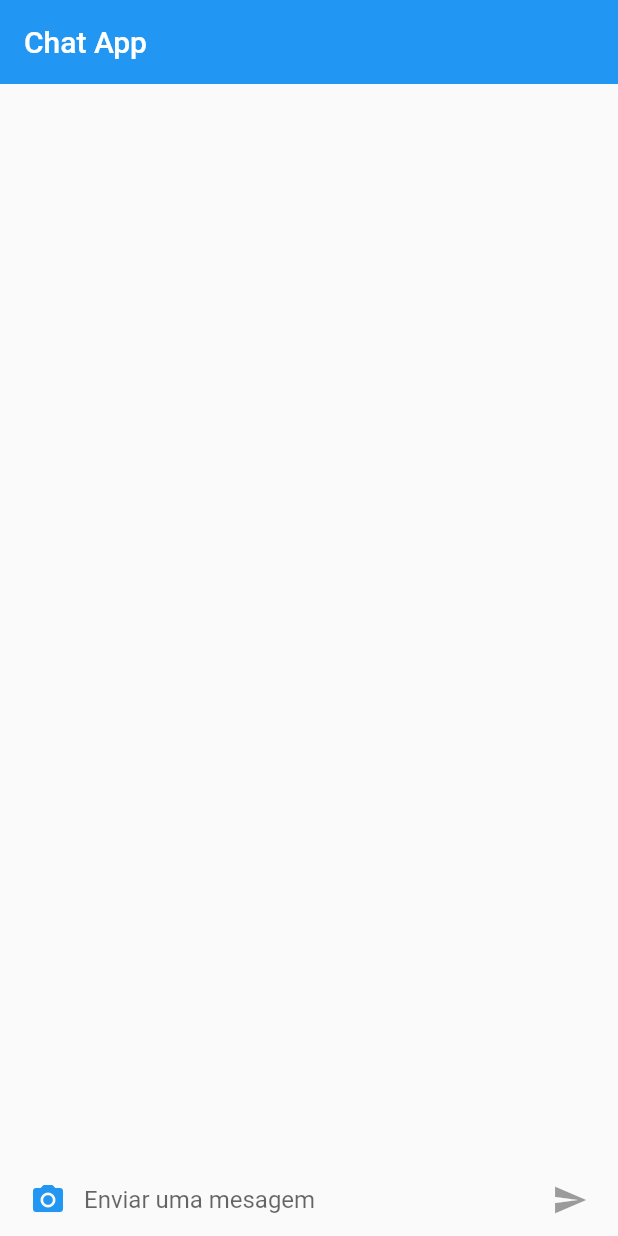
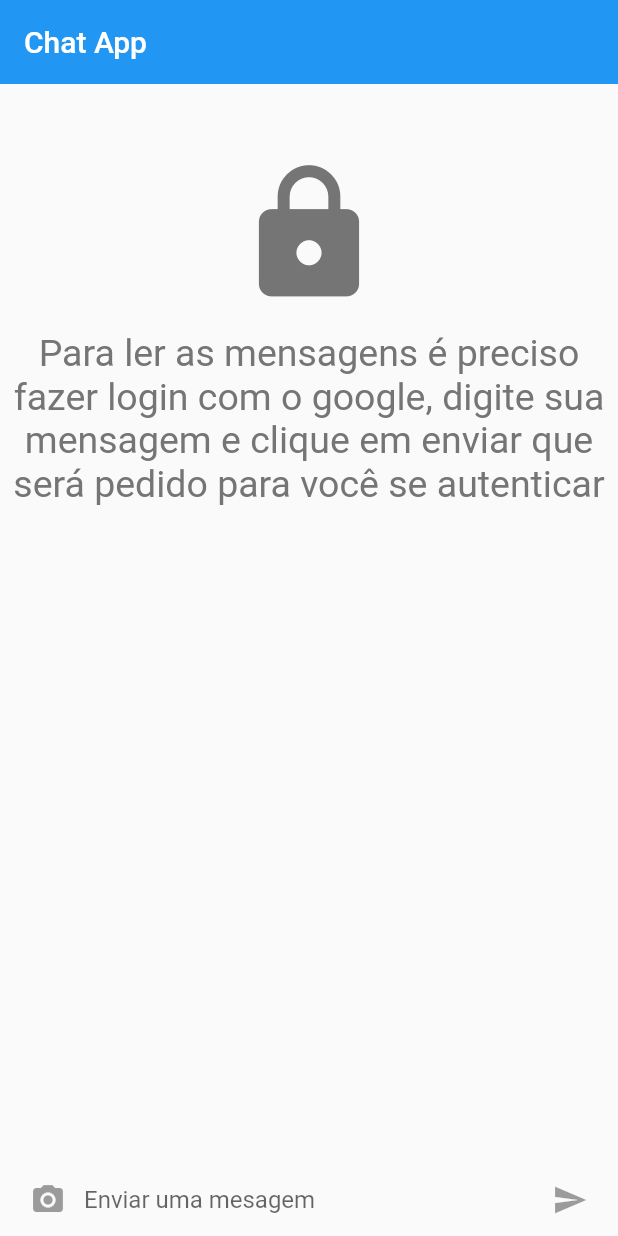
Before and after one commit to matheusTA/chat_online_flutter, a Flutter app: the screen it shows after launch, on a phone screen of 412 x 824 dp. Run offline on Flutter 3.47's test engine with Material 2 defaults, Android fonts, the phone set to English and light mode, and no system bars; our stand-ins replace cloud_firestore, firebase_auth, firebase_storage, google_sign_in, image_picker; accounts and stored records are empty.

Commit message:
Adjust in layout

```diff
--- a/lib/app/screens/chat_screen.dart
+++ b/lib/app/screens/chat_screen.dart
@@ -1,7 +1,7 @@
 import 'dart:io';
 
-import 'package:chat_online_flutter/app/components/message_component.dart';
-import 'package:chat_online_flutter/app/components/text_component.dart';
+import 'package:chat_online_flutter/app/widgets/message.dart';
+import 'package:chat_online_flutter/app/widgets/textInput.dart';
 import 'package:cloud_firestore/cloud_firestore.dart';
 import 'package:firebase_auth/firebase_auth.dart';
 import 'package:firebase_storage/firebase_storage.dart';
@@ -98,6 +98,30 @@ class _ChatScreenState extends State<ChatScreen> {
     Firestore.instance.collection("messages").add(data);
   }
 
+  Widget _showMessages(
+      BuildContext context, AsyncSnapshot<QuerySnapshot> snapshot) {
+    switch (snapshot.connectionState) {
+      case ConnectionState.none:
+      case ConnectionState.waiting:
+        return Center(
+          child: CircularProgressIndicator(),
+        );
+        break;
+      default:
+        List<DocumentSnapshot> documents =
+            snapshot.data.documents.reversed.toList();
+
+        return ListView.builder(
+            itemCount: documents.length,
+            reverse: true,
+            itemBuilder: (context, index) {
+              return Message(
+                  data: documents[index].data,
+                  mine: documents[index].data["uid"] == _currentUser?.uid);
+            });
+    }
+  }
+
   @override
   Widget build(BuildContext context) {
     return Scaffold(
@@ -123,37 +147,39 @@ class _ChatScreenState extends State<ChatScreen> {
         ),
         body: Column(
           children: <Widget>[
-            Expanded(
-                child: StreamBuilder<QuerySnapshot>(
-                    stream: Firestore.instance
-                        .collection("messages")
-                        .orderBy("time")
-                        .snapshots(),
-                    builder: (context, snapshot) {
-                      switch (snapshot.connectionState) {
-                        case ConnectionState.none:
-                        case ConnectionState.waiting:
-                          return Center(
-                            child: CircularProgressIndicator(),
-                          );
-                          break;
-                        default:
-                          List<DocumentSnapshot> documents =
-                              snapshot.data.documents.reversed.toList();
-
-                          return ListView.builder(
-                              itemCount: documents.length,
-                              reverse: true,
-                              itemBuilder: (context, index) {
-                                return Message(
-                                    data: documents[index].data,
-                                    mine: documents[index].data["uid"] ==
-                                        _currentUser?.uid);
-                              });
-                      }
-                    })),
+            _currentUser != null
+                ? Expanded(
+                    child: StreamBuilder<QuerySnapshot>(
+                        stream: Firestore.instance
+                            .collection("messages")
+                            .orderBy("time")
+                            .snapshots(),
+                        builder: _showMessages))
+                : Expanded(
+                    child: SingleChildScrollView(
+                      padding: EdgeInsets.only(top: 50.0),
+                      child: Column(
+                        children: <Widget>[
+                          Icon(
+                            Icons.lock,
+                            size: 100,
+                            color: Color(0xFF757575),
+                          ),
+                          Container(
+                            margin: EdgeInsets.fromLTRB(5, 15.0, 5, 25.0),
+                            child: Text(
+                              "Para ler as mensagens é preciso fazer login com o google, digite sua mensagem e clique em enviar que será pedido para você se autenticar",
+                              textAlign: TextAlign.center,
+                              style: TextStyle(
+                                  color: Color(0xFF757575), fontSize: 25.0),
+                            ),
+                          ),
+                        ],
+                      ),
+                    ),
+                  ),
             _isLoading ? LinearProgressIndicator() : Container(),
-            TextComponent(
+            TextInput(
               sendMessage: _sendMessage,
             ),
           ],
--- a/lib/app/components/message_component.dart
+++ b/lib/app/widgets/message.dart
@@ -36,7 +36,7 @@ class Message extends StatelessWidget {
                       style: TextStyle(fontSize: 16.0),
                     ),
               Text(
-                data["senderName"],
+                "${data["senderName"]} | ${data["senderTime"]}",
                 style: TextStyle(fontSize: 13.0, fontWeight: FontWeight.w500),
               )
             ],
--- a/lib/app/components/text_component.dart
+++ b/lib/app/widgets/textInput.dart
@@ -3,16 +3,16 @@ import 'dart:io';
 import 'package:flutter/material.dart';
 import 'package:image_picker/image_picker.dart';
 
-class TextComponent extends StatefulWidget {
+class TextInput extends StatefulWidget {
   final Function({String text, File imgFile}) sendMessage;
 
-  TextComponent({@required this.sendMessage});
+  TextInput({@required this.sendMessage});
 
   @override
-  _TextComponentState createState() => _TextComponentState();
+  _TextInputState createState() => _TextInputState();
 }
 
-class _TextComponentState extends State<TextComponent> {
+class _TextInputState extends State<TextInput> {
   final TextEditingController _textController = TextEditingController();
   bool _isComposing = false;
 
@@ -31,14 +31,16 @@ class _TextComponentState extends State<TextComponent> {
         children: <Widget>[
           IconButton(
               icon: Icon(Icons.photo_camera),
-              onPressed: () async {
-                final File imgFile =
-                    await ImagePicker.pickImage(source: ImageSource.camera);
+              onPressed: _isComposing
+                  ? () async {
+                      final File imgFile = await ImagePicker.pickImage(
+                          source: ImageSource.camera);
 
-                if (imgFile == null) return;
+                      if (imgFile == null) return;
 
-                widget.sendMessage(imgFile: imgFile);
-              }),
+                      widget.sendMessage(imgFile: imgFile);
+                    }
+                  : null),
           Expanded(
               child: TextField(
             controller: _textController,
```
